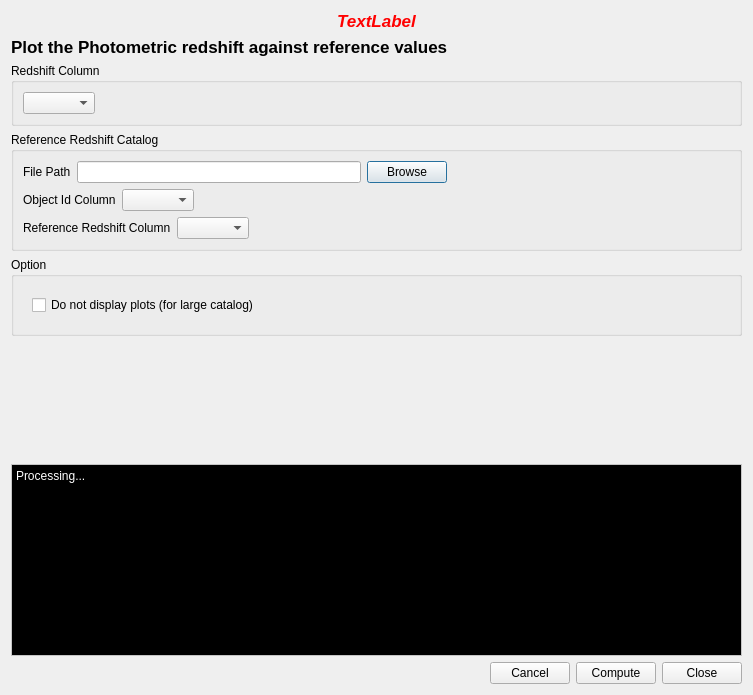
astrorama/Phosphoros, file PhzQtUI/auxdir/PhzQtUI/DialogPSC.ui: the form before one commit.
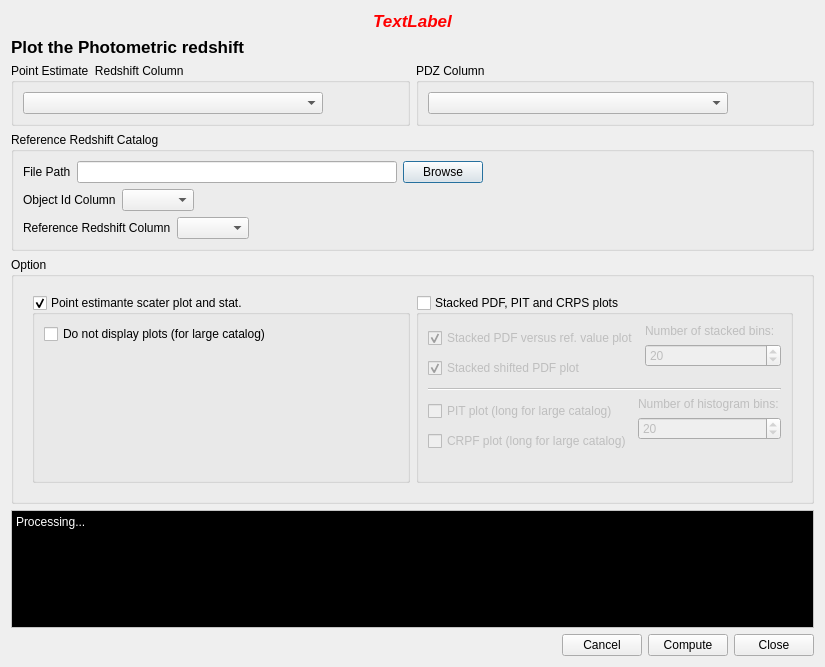
The form after the commit.

Commit message: Call the Stacking PDZ tools from the GUI

Diff of the .ui file:
```diff
--- a/PhzQtUI/auxdir/PhzQtUI/DialogPSC.ui
+++ b/PhzQtUI/auxdir/PhzQtUI/DialogPSC.ui
@@ -6,14 +6,14 @@
    <rect>
     <x>0</x>
     <y>0</y>
-    <width>753</width>
-    <height>695</height>
+    <width>825</width>
+    <height>667</height>
    </rect>
   </property>
   <property name="windowTitle">
    <string>Plot Z against ref Z</string>
   </property>
-  <layout class="QVBoxLayout" name="verticalLayout">
+  <layout class="QVBoxLayout" name="verticalLayout_11">
    <item>
     <widget class="QLabel" name="lbl_warning">
      <property name="palette">
@@ -459,7 +459,7 @@
         </font>
        </property>
        <property name="text">
-        <string>Plot the Photometric redshift against reference values</string>
+        <string>Plot the Photometric redshift</string>
        </property>
       </widget>
      </item>
@@ -479,17 +479,24 @@
     </layout>
    </item>
    <item>
-    <layout class="QHBoxLayout" name="horizontalLayout_9">
+    <layout class="QHBoxLayout" name="horizontalLayout_10">
      <item>
       <widget class="QGroupBox" name="groupBox">
        <property name="title">
-        <string>Redshift Column</string>
+        <string>Point Estimate  Redshift Column</string>
        </property>
        <layout class="QVBoxLayout" name="verticalLayout_2">
         <item>
          <layout class="QHBoxLayout" name="horizontalLayout_3">
           <item>
-           <widget class="QComboBox" name="cbb_z_col"/>
+           <widget class="QComboBox" name="cbb_z_col">
+            <property name="minimumSize">
+             <size>
+              <width>300</width>
+              <height>0</height>
+             </size>
+            </property>
+           </widget>
           </item>
           <item>
            <spacer name="horizontalSpacer_3">
@@ -509,6 +516,42 @@
        </layout>
       </widget>
      </item>
+     <item>
+      <widget class="QGroupBox" name="groupBox_2">
+       <property name="title">
+        <string>PDZ Column</string>
+       </property>
+       <layout class="QVBoxLayout" name="verticalLayout_5">
+        <item>
+         <layout class="QHBoxLayout" name="horizontalLayout_8">
+          <item>
+           <widget class="QComboBox" name="cbb_pdf_col">
+            <property name="minimumSize">
+             <size>
+              <width>300</width>
+              <height>0</height>
+             </size>
+            </property>
+           </widget>
+          </item>
+          <item>
+           <spacer name="horizontalSpacer_7">
+            <property name="orientation">
+             <enum>Qt::Horizontal</enum>
+            </property>
+            <property name="sizeHint" stdset="0">
+             <size>
+              <width>40</width>
+              <height>20</height>
+             </size>
+            </property>
+           </spacer>
+          </item>
+         </layout>
+        </item>
+       </layout>
+      </widget>
+     </item>
     </layout>
    </item>
    <item>
@@ -618,10 +661,200 @@
        <widget class="QWidget" name="horizontalWidget_3" native="true">
         <layout class="QHBoxLayout" name="horizontalLayout_5">
          <item>
-          <widget class="QCheckBox" name="cb_no_plot">
-           <property name="text">
-            <string>Do not display plots (for large catalog)</string>
+          <widget class="QGroupBox" name="gb_scater">
+           <property name="title">
+            <string>Point estimante scater plot and stat.</string>
            </property>
+           <property name="checkable">
+            <bool>true</bool>
+           </property>
+           <layout class="QVBoxLayout" name="verticalLayout">
+            <item>
+             <widget class="QCheckBox" name="cb_no_plot">
+              <property name="text">
+               <string>Do not display plots (for large catalog)</string>
+              </property>
+             </widget>
+            </item>
+            <item>
+             <spacer name="verticalSpacer_2">
+              <property name="orientation">
+               <enum>Qt::Vertical</enum>
+              </property>
+              <property name="sizeHint" stdset="0">
+               <size>
+                <width>20</width>
+                <height>40</height>
+               </size>
+              </property>
+             </spacer>
+            </item>
+           </layout>
+          </widget>
+         </item>
+         <item>
+          <widget class="QGroupBox" name="gb_stacked">
+           <property name="title">
+            <string>Stacked PDF, PIT and CRPS plots</string>
+           </property>
+           <property name="checkable">
+            <bool>true</bool>
+           </property>
+           <property name="checked">
+            <bool>false</bool>
+           </property>
+           <layout class="QVBoxLayout" name="verticalLayout_10">
+            <item>
+             <layout class="QHBoxLayout" name="horizontalLayout_9">
+              <item>
+               <layout class="QVBoxLayout" name="verticalLayout_6">
+                <item>
+                 <widget class="QCheckBox" name="cb_st_ref">
+                  <property name="text">
+                   <string>Stacked PDF versus ref. value plot</string>
+                  </property>
+                  <property name="checked">
+                   <bool>true</bool>
+                  </property>
+                 </widget>
+                </item>
+                <item>
+                 <widget class="QCheckBox" name="cb_st_shift">
+                  <property name="text">
+                   <string>Stacked shifted PDF plot</string>
+                  </property>
+                  <property name="checked">
+                   <bool>true</bool>
+                  </property>
+                 </widget>
+                </item>
+               </layout>
+              </item>
+              <item>
+               <layout class="QVBoxLayout" name="verticalLayout_7">
+                <item>
+                 <widget class="QLabel" name="label_5">
+                  <property name="text">
+                   <string>Number of stacked bins:</string>
+                  </property>
+                 </widget>
+                </item>
+                <item>
+                 <widget class="QSpinBox" name="sb_st_bins">
+                  <property name="minimum">
+                   <number>1</number>
+                  </property>
+                  <property name="maximum">
+                   <number>300</number>
+                  </property>
+                  <property name="value">
+                   <number>20</number>
+                  </property>
+                 </widget>
+                </item>
+                <item>
+                 <spacer name="verticalSpacer_5">
+                  <property name="orientation">
+                   <enum>Qt::Vertical</enum>
+                  </property>
+                  <property name="sizeHint" stdset="0">
+                   <size>
+                    <width>20</width>
+                    <height>40</height>
+                   </size>
+                  </property>
+                 </spacer>
+                </item>
+               </layout>
+              </item>
+             </layout>
+            </item>
+            <item>
+             <widget class="Line" name="line">
+              <property name="orientation">
+               <enum>Qt::Horizontal</enum>
+              </property>
+             </widget>
+            </item>
+            <item>
+             <layout class="QHBoxLayout" name="horizontalLayout_11">
+              <item>
+               <layout class="QVBoxLayout" name="verticalLayout_8">
+                <item>
+                 <widget class="QCheckBox" name="cb_pit">
+                  <property name="text">
+                   <string>PIT plot (long for large catalog)</string>
+                  </property>
+                  <property name="checked">
+                   <bool>false</bool>
+                  </property>
+                 </widget>
+                </item>
+                <item>
+                 <widget class="QCheckBox" name="cb_crps">
+                  <property name="text">
+                   <string>CRPF plot (long for large catalog)</string>
+                  </property>
+                  <property name="checked">
+                   <bool>false</bool>
+                  </property>
+                 </widget>
+                </item>
+               </layout>
+              </item>
+              <item>
+               <layout class="QVBoxLayout" name="verticalLayout_9">
+                <item>
+                 <widget class="QLabel" name="label_6">
+                  <property name="text">
+                   <string>Number of histogram bins:</string>
+                  </property>
+                 </widget>
+                </item>
+                <item>
+                 <widget class="QSpinBox" name="sb_hist_bin">
+                  <property name="minimum">
+                   <number>1</number>
+                  </property>
+                  <property name="maximum">
+                   <number>300</number>
+                  </property>
+                  <property name="value">
+                   <number>20</number>
+                  </property>
+                 </widget>
+                </item>
+                <item>
+                 <spacer name="verticalSpacer_7">
+                  <property name="orientation">
+                   <enum>Qt::Vertical</enum>
+                  </property>
+                  <property name="sizeHint" stdset="0">
+                   <size>
+                    <width>20</width>
+                    <height>40</height>
+                   </size>
+                  </property>
+                 </spacer>
+                </item>
+               </layout>
+              </item>
+             </layout>
+            </item>
+            <item>
+             <spacer name="verticalSpacer_3">
+              <property name="orientation">
+               <enum>Qt::Vertical</enum>
+              </property>
+              <property name="sizeHint" stdset="0">
+               <size>
+                <width>20</width>
+                <height>40</height>
+               </size>
+              </property>
+             </spacer>
+            </item>
+           </layout>
           </widget>
          </item>
         </layout>
```
The commit also changes 5 other files.
